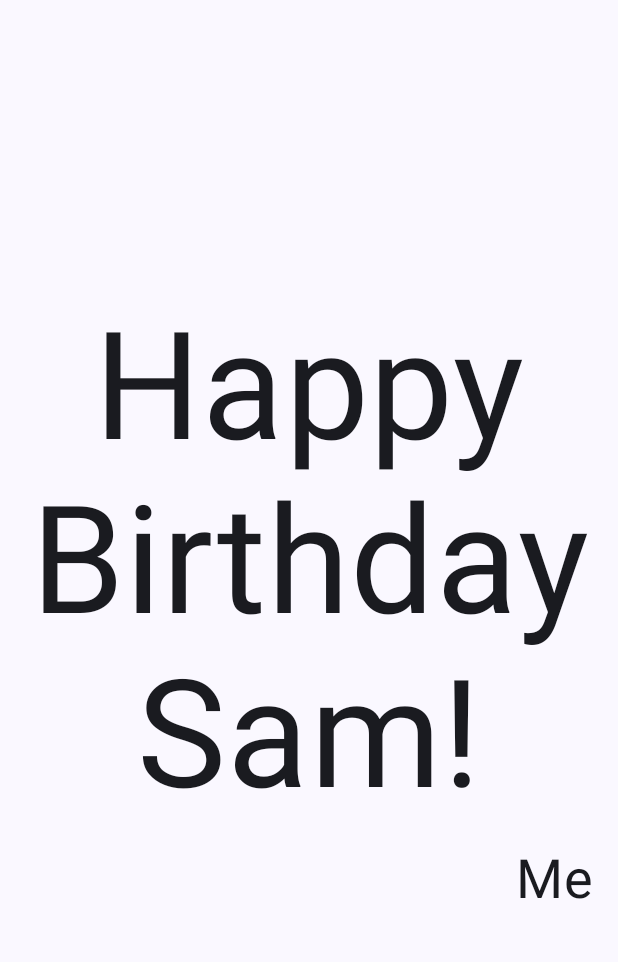
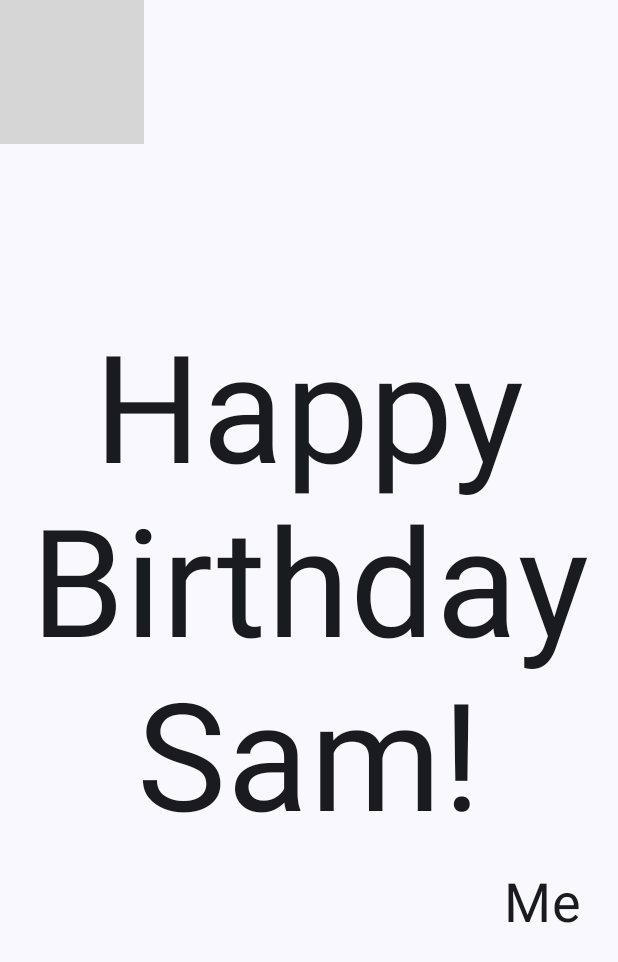
Before and after one commit to CourtneyHoppus/Happy_Birthday, an Android app built with Jetpack Compose: the screen it shows after launch (MainActivity), on a phone screen of 412 x 824 dp. Shown: the top 962 px of the screen. Run offline under Robolectric (Android 15) with nearby library versions, the phone set to English and light mode, and no system bars; grey boxes are pictures that could not be loaded.

Commit message:
Added image to app

```diff
--- a/app/src/main/java/com/example/happybirthday/MainActivity.kt
+++ b/app/src/main/java/com/example/happybirthday/MainActivity.kt
@@ -3,7 +3,9 @@ package com.example.happybirthday
 import android.os.Bundle
 import androidx.activity.ComponentActivity
 import androidx.activity.compose.setContent
+import androidx.compose.foundation.Image
 import androidx.compose.foundation.layout.Arrangement
+import androidx.compose.foundation.layout.Box
 import androidx.compose.foundation.layout.Column
 import androidx.compose.foundation.layout.fillMaxSize
 import androidx.compose.foundation.layout.padding
@@ -13,6 +15,9 @@ import androidx.compose.material3.Text
 import androidx.compose.runtime.Composable
 import androidx.compose.ui.Alignment
 import androidx.compose.ui.Modifier
+import androidx.compose.ui.layout.ContentScale
+import androidx.compose.ui.res.painterResource
+import androidx.compose.ui.res.stringResource
 import androidx.compose.ui.text.style.TextAlign
 import androidx.compose.ui.tooling.preview.Preview
 import androidx.compose.ui.unit.dp
@@ -29,7 +34,10 @@ class MainActivity : ComponentActivity() {
                     modifier = Modifier.fillMaxSize(),
                     color = MaterialTheme.colorScheme.background
                 ) {
-                    GreetingText(message = "Happy Birthday Sam!", from = "Me")
+                    GreetingImage(
+                        stringResource(R.string.happy_birthday_text),
+                        stringResource(R.string.signature_text)
+                    )
                 }
             }
         }
@@ -46,14 +54,36 @@ fun GreetingText(message: String, from: String, modifier: Modifier = Modifier) {
             text = message,
             fontSize = 100.sp,
             lineHeight = 116.sp,
-            textAlign = TextAlign.Center
+            textAlign = TextAlign.Center,
+            modifier = Modifier.padding(top = 16.dp)
         )
         Text(
             text = from,
             fontSize = 36.sp,
             modifier = Modifier
-                .padding(16.dp)
+                .padding(top = 16.dp)
+                .padding(end = 16.dp)
                 .align(alignment = Alignment.End)
+        )
+    }
+}
+
+@Composable
+fun GreetingImage(message: String, from: String, modifier: Modifier = Modifier) {
+    val image = painterResource(R.drawable.androidparty)
+    Box(modifier) {
+        Image(
+            painter = image,
+            contentDescription = null,
+            contentScale = ContentScale.Crop,
+            alpha = 0.5F
+        )
+        GreetingText(
+            message = message,
+            from = from,
+            modifier = Modifier
+                .fillMaxSize()
+                .padding(8.dp)
         )
     }
 }
@@ -62,6 +92,9 @@ fun GreetingText(message: String, from: String, modifier: Modifier = Modifier) {
 @Composable
 fun BirthdayCardPreview() {
     HappyBirthdayTheme {
-        GreetingText(message = "Happy Birthday Sam!", from = "Me")
+        GreetingImage(
+            stringResource(R.string.happy_birthday_text),
+            stringResource(R.string.signature_text)
+        )
     }
 }
--- a/app/src/main/res/values/strings.xml
+++ b/app/src/main/res/values/strings.xml
@@ -1,3 +1,5 @@
 <resources>
     <string name="app_name">Happy Birthday</string>
+    <string name="happy_birthday_text">Happy Birthday Sam!</string>
+    <string name="signature_text">Me</string>
 </resources>
```
Also changed, not shown: 1 other file.
